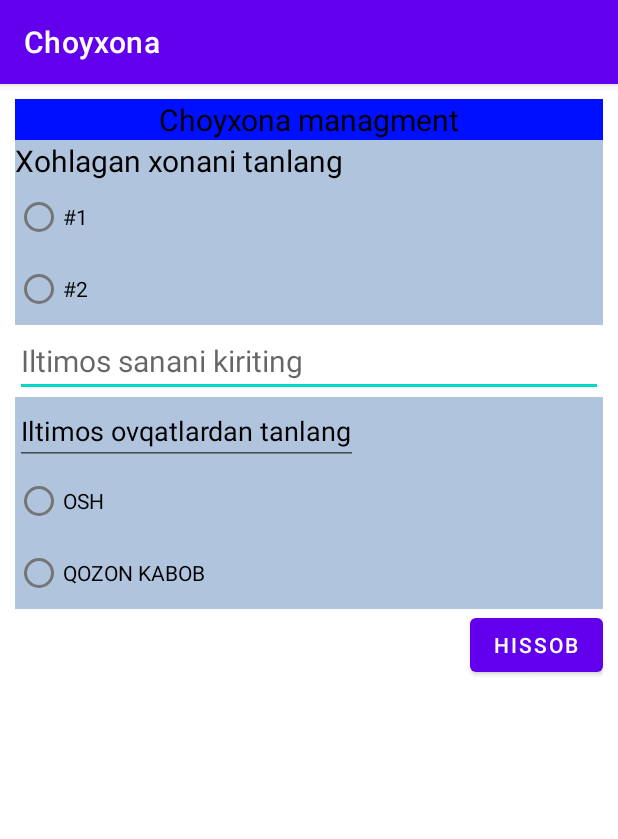
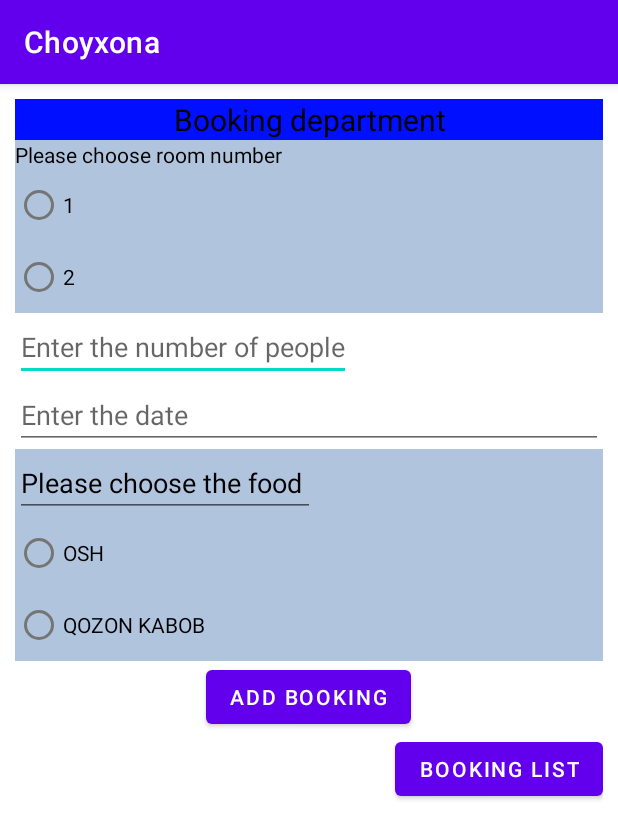
Before and after one commit to Najot-Talim-Android1/Choyxona_Shuhratjon, an Android app: the screen it shows after launch (MainActivity before the commit, AddBookingActivity after it), on a phone screen of 412 x 824 dp. Shown: the top 839 px of the screen. Run offline under Robolectric (Android 15) with nearby library versions, the phone set to English and light mode, and no system bars.

Commit message:
Implementation list

```diff
--- a/app/src/main/AndroidManifest.xml
+++ b/app/src/main/AndroidManifest.xml
@@ -9,7 +9,8 @@
         android:roundIcon="@mipmap/ic_launcher_round"
         android:supportsRtl="true"
         android:theme="@style/Theme.Choyxona">
-        <activity android:name=".MainActivity">
+        <activity android:name=".BookingListActivity"></activity>
+        <activity android:name=".AddBookingActivity">
             <intent-filter>
                 <action android:name="android.intent.action.MAIN" />
 
--- /dev/null
+++ b/app/src/main/java/uz/najottalim/choyxona/AddBookingActivity.java
@@ -0,0 +1,57 @@
+package uz.najottalim.choyxona;
+
+import androidx.appcompat.app.AppCompatActivity;
+
+import android.os.Bundle;
+import android.view.View;
+import android.widget.Button;
+import android.widget.EditText;
+import android.widget.RadioButton;
+import android.widget.TextView;
+
+import java.util.ArrayList;
+
+public class AddBookingActivity extends AppCompatActivity {
+
+    @Override
+    protected void onCreate(Bundle savedInstanceState) {
+        super.onCreate(savedInstanceState);
+        setContentView(R.layout.activity_main);
+
+        RadioButton room1Radio = findViewById(R.id.room1_radio_button);
+        RadioButton room2Radio = findViewById(R.id.room2_radio_button);
+        EditText numberOfPeopleEdit = findViewById(R.id.number_of_people_edit_text);
+        EditText enterDateEdit = findViewById(R.id.enter_date_edit_text);
+        RadioButton foodOshRadio = findViewById(R.id.food_osh_radio_button);
+        RadioButton foodQozonKabobRadio = findViewById(R.id.food_qozon_kabob_radio_button);
+
+        Button addBookingButton = findViewById(R.id.add_booking_button);
+        Button BookingListButton = findViewById(R.id.booking_list_button);
+
+        addBookingButton.setOnClickListener(new View.OnClickListener() {
+            @Override
+            public void onClick(View view) {
+                String room1 = room1Radio.getText().toString();
+                String room2 = room2Radio.getText().toString();
+                String numberOfPeople = numberOfPeopleEdit.getText().toString();
+                String enterDate = enterDateEdit.getText().toString();
+                String foodOshPrice = foodOshRadio.getText().toString();
+                String foodQozonKabobPrice = foodQozonKabobRadio.getText().toString();
+
+                int parsedRoom1 = Integer.parseInt(room1);
+                int parsedRoom2 = Integer.parseInt(room2);
+                int parsedNumberOfPeople = Integer.parseInt(numberOfPeople);
+
+                Choyxona addBooking = new Choyxona(parsedRoom1, parsedRoom2, foodOshPrice,foodQozonKabobPrice, parsedNumberOfPeople,enterDate);
+
+                Choyxona.getAddBooking().add(addBooking);
+
+
+            }
+        });
+
+
+    }
+
+
+}
--- a/app/src/main/java/uz/najottalim/choyxona/MainActivity.java
+++ b/app/src/main/java/uz/najottalim/choyxona/BookingListActivity.java
@@ -4,15 +4,11 @@ import androidx.appcompat.app.AppCompatActivity;
 
 import android.os.Bundle;
 
-public class MainActivity extends AppCompatActivity {
+public class BookingListActivity extends AppCompatActivity {
 
     @Override
     protected void onCreate(Bundle savedInstanceState) {
         super.onCreate(savedInstanceState);
-        setContentView(R.layout.activity_main);
-
+        setContentView(R.layout.activity_booking_list);
     }
-
-
-
 }
--- a/app/src/main/res/layout/activity_main.xml
+++ b/app/src/main/res/layout/activity_main.xml
@@ -5,7 +5,8 @@
     android:layout_width="match_parent"
     android:layout_height="match_parent"
     android:orientation="vertical"
-    android:padding="10dp">
+    android:padding="10dp"
+    tools:context=".AddBookingActivity">
 
     <TextView
         android:id="@+id/choyxona_text_view"
@@ -14,68 +15,95 @@
         android:background="#000fff"
         android:gravity="top|center"
         android:orientation="vertical"
-        android:text="@string/choyxona_managment"
+        android:text="@string/booking_department"
         android:textColor="@color/black"
         android:textSize="20dp">
 
     </TextView>
 
     <LinearLayout
+        android:id="@+id/room_linear_layout"
         android:layout_width="match_parent"
         android:layout_height="wrap_content"
         android:background="#b0c4de"
         android:orientation="vertical">
 
         <TextView
-            android:id="@+id/xonalar_text_view"
+            android:id="@+id/room_text_view"
             android:layout_width="wrap_content"
             android:layout_height="wrap_content"
-            android:text="Xohlagan xonani tanlang"
-            android:textColor="@color/black"
-            android:textSize="20dp">
+            android:text="@string/please_choose_room_number"
+            android:textColor="@color/black">
 
         </TextView>
 
         <RadioButton
+            android:id="@+id/room1_radio_button"
             android:layout_width="wrap_content"
             android:layout_height="wrap_content"
-            android:text="#1 ">
+            android:text="1">
 
         </RadioButton>
 
         <RadioButton
+            android:id="@+id/room2_radio_button"
             android:layout_width="wrap_content"
             android:layout_height="wrap_content"
-            android:text="#2 ">
+            android:text="2">
 
         </RadioButton>
     </LinearLayout>
 
-    <EditText
+    <LinearLayout
+        android:id="@+id/number_of_people_linear_layout"
         android:layout_width="match_parent"
-        android:layout_height="wrap_content"
-        android:hint="Iltimos sanani kiriting"
-        android:textColor="@color/black"
-        android:textSize="20dp">
+        android:layout_height="wrap_content">
 
-    </EditText>
+        <EditText
+            android:id="@+id/number_of_people_edit_text"
+            android:layout_width="wrap_content"
+            android:layout_height="wrap_content"
+            android:hint="@string/enter_the_number_of_people"
+            android:textColor="@color/black">
+
+        </EditText>
+
+    </LinearLayout>
+
 
     <LinearLayout
+        android:layout_width="match_parent"
+        android:layout_height="wrap_content">
+
+        <EditText
+            android:id="@+id/enter_date_edit_text"
+            android:layout_width="match_parent"
+            android:layout_height="wrap_content"
+            android:hint="Enter the date "
+            android:textColor="@color/black">
+
+        </EditText>
+
+    </LinearLayout>
+
+    <LinearLayout
+        android:id="@+id/choose_food_linear_layout"
         android:layout_width="match_parent"
         android:layout_height="wrap_content"
         android:background="#b0c4de"
         android:orientation="vertical">
 
         <EditText
-            android:id="@+id/ovqatlar_text_view"
+            android:id="@+id/choose_food_edit_text"
             android:layout_width="wrap_content"
             android:layout_height="wrap_content"
-            android:text="Iltimos ovqatlardan tanlang"
+            android:text="Please choose the food "
             android:textColor="@color/black">
 
         </EditText>
 
         <RadioButton
+            android:id="@+id/food_osh_radio_button"
             android:layout_width="wrap_content"
             android:layout_height="wrap_content"
             android:text="OSH "
@@ -84,6 +112,7 @@
         </RadioButton>
 
         <RadioButton
+            android:id="@+id/food_qozon_kabob_radio_button"
             android:layout_width="wrap_content"
             android:layout_height="wrap_content"
             android:text="QOZON KABOB "
@@ -93,10 +122,20 @@
     </LinearLayout>
 
     <Button
+        android:id="@+id/add_booking_button"
+        android:layout_width="wrap_content"
+        android:layout_height="wrap_content"
+        android:layout_gravity="center|bottom"
+        android:text="Add Booking">
+
+    </Button>
+
+    <Button
+        android:id="@+id/booking_list_button"
         android:layout_width="wrap_content"
         android:layout_height="wrap_content"
         android:layout_gravity="end|bottom"
-        android:text="Hissob">
+        android:text="Booking List">
 
     </Button>
 
--- a/app/src/main/res/values/strings.xml
+++ b/app/src/main/res/values/strings.xml
@@ -1,4 +1,7 @@
 <resources>
     <string name="app_name">Choyxona</string>
     <string name="choyxona_managment">Choyxona managment</string>
+    <string name="please_choose_room_number">Please choose room number</string>
+    <string name="enter_the_number_of_people">Enter the number of people</string>
+    <string name="booking_department">Booking department</string>
 </resources>
```
Also changed, not shown: app/src/main/java/uz/najottalim/choyxona/Choyxona.java (+59 -26 lines), app/src/main/res/layout/activity_booking_list.xml (added, +19 -0 lines).
